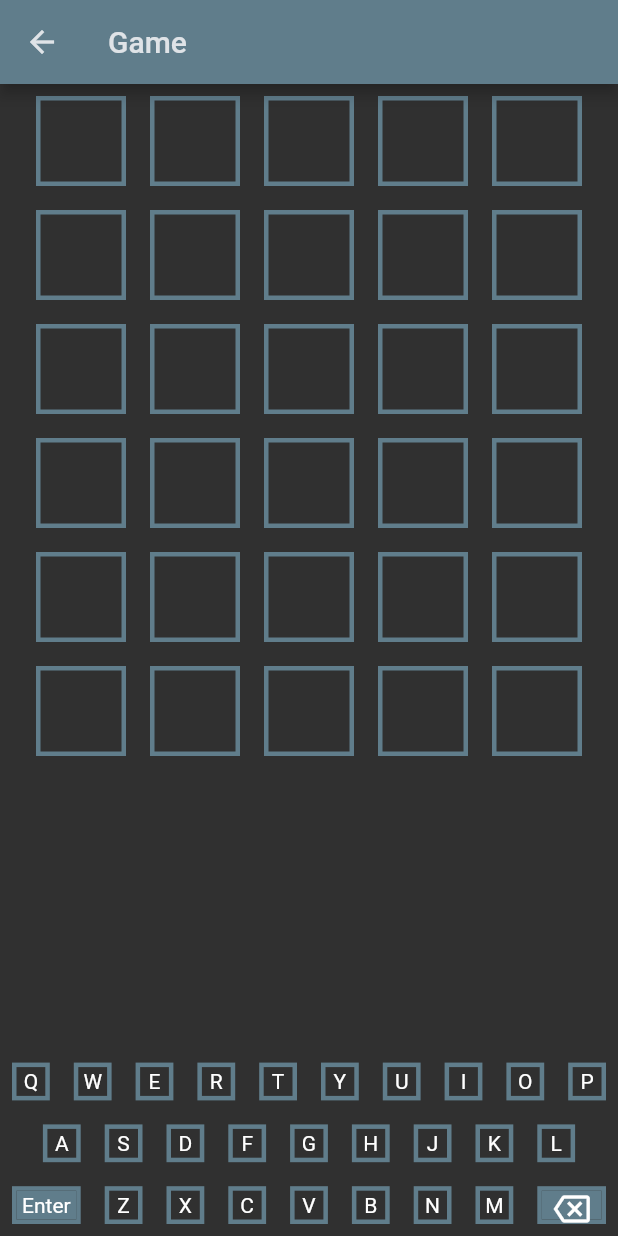
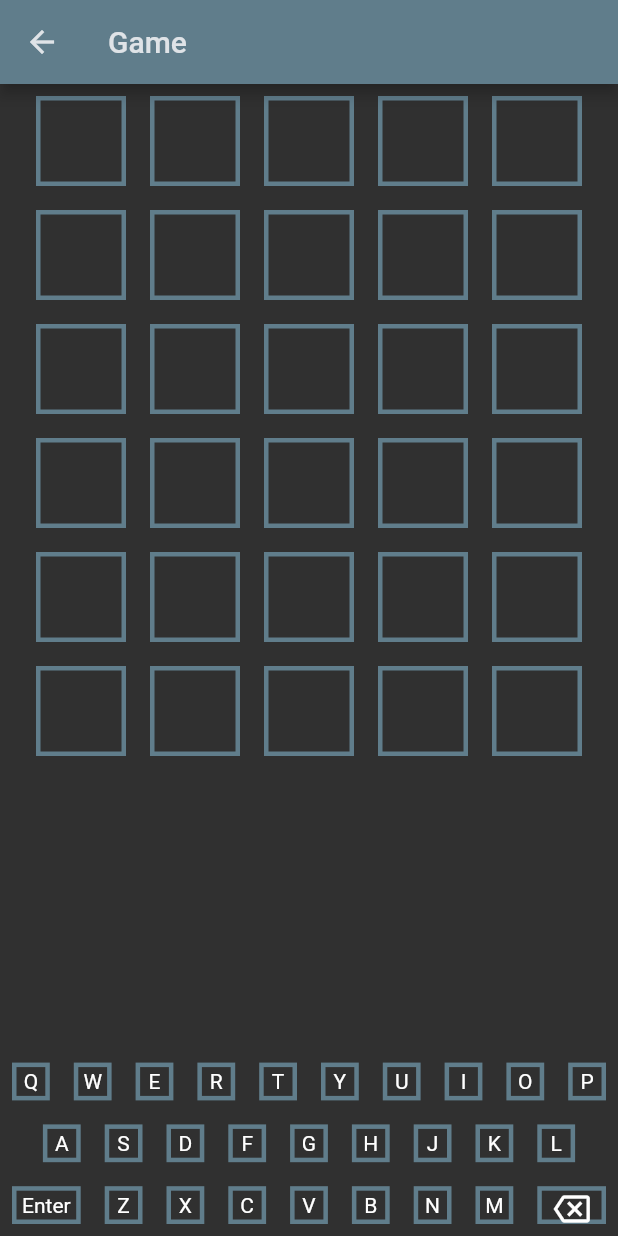
Before and after one commit to Juris710/wordle_clone, a Flutter app: the GamePage screen opened directly, on a phone screen of 412 x 824 dp. Run offline on Flutter 3.47's test engine with Material 2 defaults, Android fonts, the phone set to English and light mode, and no system bars; our stand-ins replace flutter_hooks, hooks_riverpod.

Commit message:
リファクタリング

```diff
--- a/lib/ui/keyboard.dart
+++ b/lib/ui/keyboard.dart
@@ -83,7 +83,7 @@ class _KeyboardState extends ConsumerState<Keyboard> {
                   KeyboardKey(
                     keyWidth: keySize * 1.5,
                     keyHeight: keySize,
-                    color: Colors.blueGrey,
+                    color: backgroundColorNone,
                     onTap: () {
                       final canInput = ref.read(canInputProvider);
                       if (canInput) {
@@ -105,7 +105,7 @@ class _KeyboardState extends ConsumerState<Keyboard> {
                   KeyboardKey(
                     keyWidth: keySize * 1.5,
                     keyHeight: keySize,
-                    color: Colors.blueGrey,
+                    color: backgroundColorNone,
                     onTap: () {
                       final canInput = ref.read(canInputProvider);
                       if (canInput) {
```
